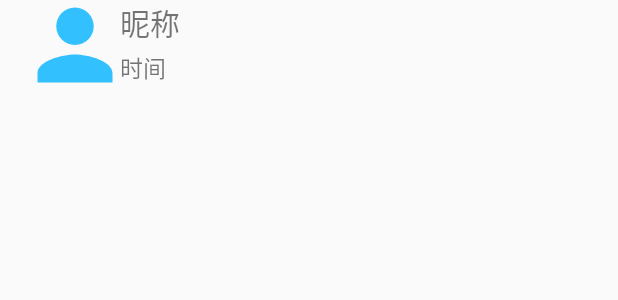
After one commit to DevotionInori/Twibber, an Android app: the layout twibber_item.xml on its own in the app's theme, with its tools: preview values and no code run, on a phone screen of 412 x 824 dp. The commit adds this screen. Shown: the top 300 px of the screen. Run offline under Robolectric (Android 15) with nearby library versions, the phone set to English and light mode, and no system bars.

Commit message:
0.0.0001

```diff
--- a/app/src/main/AndroidManifest.xml
+++ b/app/src/main/AndroidManifest.xml
@@ -9,7 +9,9 @@
         android:roundIcon="@mipmap/ic_launcher_round"
         android:supportsRtl="true"
         android:theme="@style/AppTheme">
-        <activity android:name=".SplashActivity"
+        <activity android:name=".HomePage"></activity>
+        <activity
+            android:name=".SplashActivity"
             android:theme="@style/AppTheme.NoActionBar">
             <intent-filter>
                 <action android:name="android.intent.action.MAIN" />
@@ -17,7 +19,7 @@
                 <category android:name="android.intent.category.LAUNCHER" />
             </intent-filter>
         </activity>
-        <activity android:name=".MainActivity"></activity>
+        <activity android:name=".MainActivity" />
     </application>
 
 </manifest>
--- /dev/null
+++ b/app/src/main/res/layout/twibber_item.xml
@@ -0,0 +1,47 @@
+<?xml version="1.0" encoding="utf-8"?>
+<androidx.constraintlayout.widget.ConstraintLayout xmlns:android="http://schemas.android.com/apk/res/android"
+    xmlns:app="http://schemas.android.com/apk/res-auto"
+    android:orientation="vertical"
+    android:layout_width="match_parent"
+    android:layout_height="match_parent">
+
+    <ImageView
+        android:id="@+id/icAvatar"
+        android:layout_width="60dp"
+        android:layout_height="60dp"
+        android:src="@drawable/ic_me"
+        android:layout_marginLeft="20dp"
+        app:layout_constraintTop_toTopOf="parent"
+        app:layout_constraintLeft_toLeftOf="parent"/>
+
+    <TextView
+        android:id="@+id/nameText"
+        android:layout_width="200dp"
+        android:layout_height="30dp"
+        android:text="昵称"
+        android:textSize="20dp"
+        android:gravity="left|center"
+        app:layout_constraintTop_toTopOf="parent"
+        app:layout_constraintLeft_toRightOf="@id/icAvatar"/>
+
+    <TextView
+        android:id="@+id/timeText"
+        android:layout_width="100dp"
+        android:layout_height="30dp"
+        android:textSize="15dp"
+        android:gravity="left|center"
+        android:text="时间"
+        app:layout_constraintTop_toBottomOf="@id/nameText"
+        app:layout_constraintLeft_toRightOf="@id/icAvatar"/>
+
+    <TextView
+        android:id="@+id/twibberContent"
+        android:layout_width="match_parent"
+        android:layout_height="wrap_content"
+        app:layout_constraintTop_toBottomOf="@id/icAvatar"
+        app:layout_constraintLeft_toLeftOf="parent"
+        app:layout_constraintRight_toRightOf="parent"
+        android:layout_marginLeft="20dp"
+        android:layout_marginRight="20dp"/>
+
+</androidx.constraintlayout.widget.ConstraintLayout>
```
Also changed, not shown: app/src/main/java/com/SydShp/twibber/HomeFragment.java (added, +19 -0 lines), app/src/main/java/com/SydShp/twibber/HomePage.java (added, +14 -0 lines), app/src/main/java/com/SydShp/twibber/MainActivity.java (+21 -16 lines), app/src/main/res/layout/activity_home_page.xml (added, +16 -0 lines), app/src/main/res/layout/activity_main.xml (+7 -6 lines).
